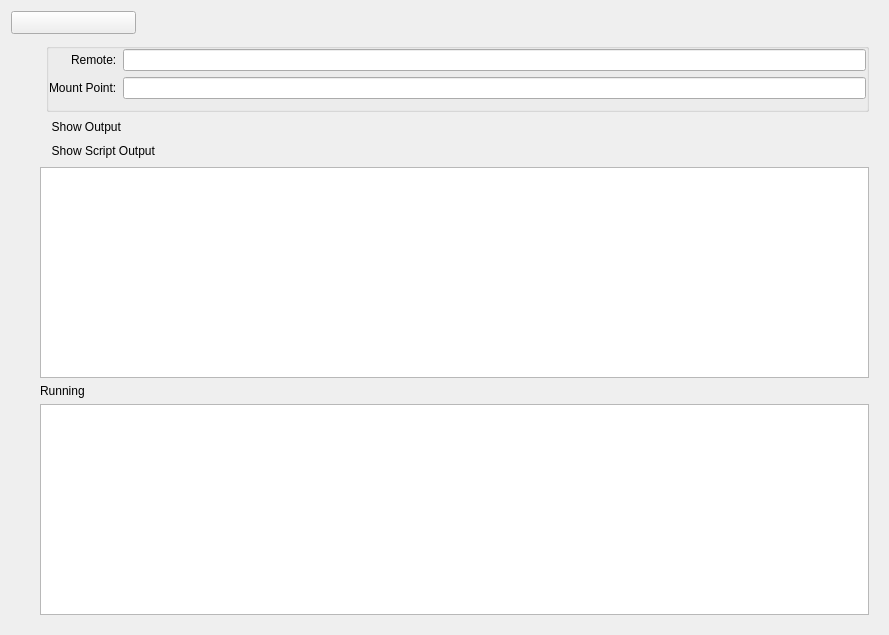
Qt form src/mount_widget.ui (holazt/RcloneBrowser) before a commit.
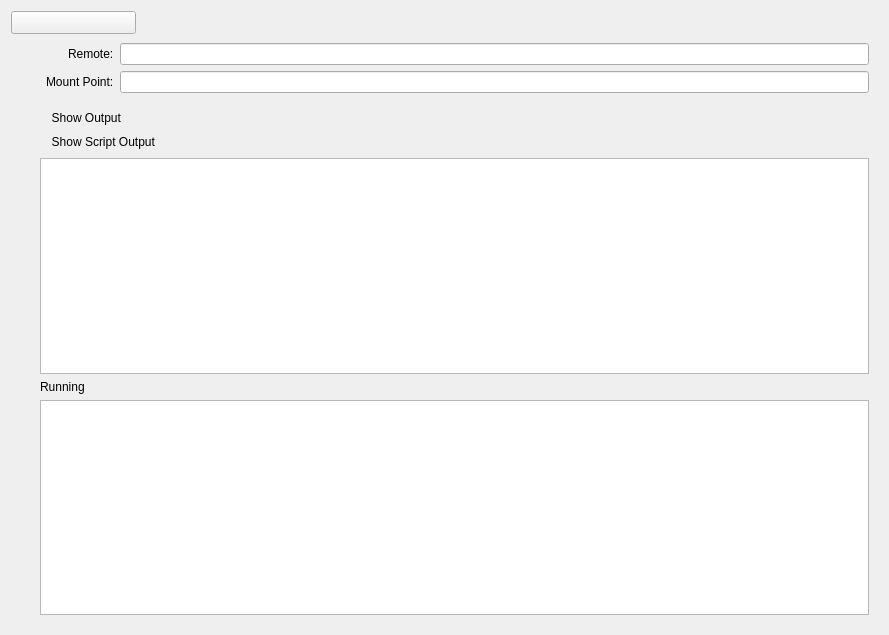
The same form after that commit.

What changed in the file:
```diff
--- a/src/mount_widget.ui
+++ b/src/mount_widget.ui
@@ -129,6 +129,9 @@
      <layout class="QGridLayout" name="gridLayout_2">
       <item row="0" column="2">
        <widget class="QGroupBox" name="groupBox">
+        <property name="styleSheet">
+         <string notr="true">QGroupBox { border: 0 }</string>
+        </property>
         <property name="title">
          <string/>
         </property>
```
